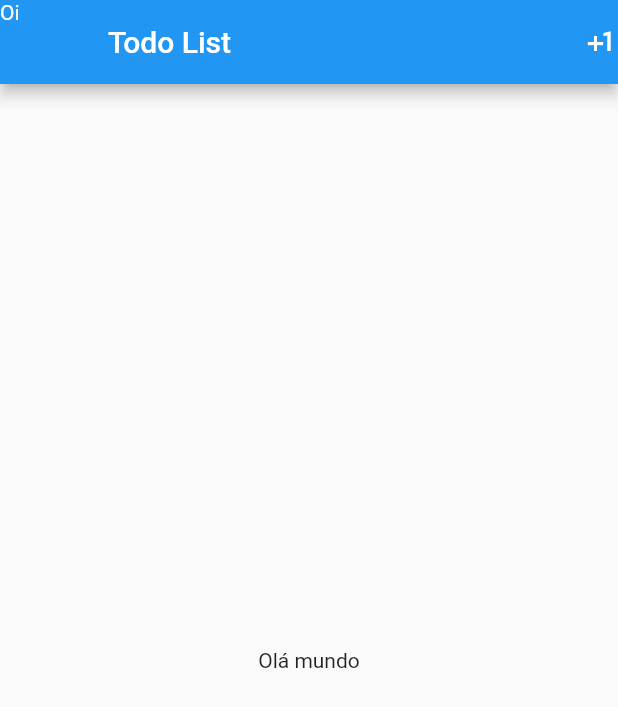
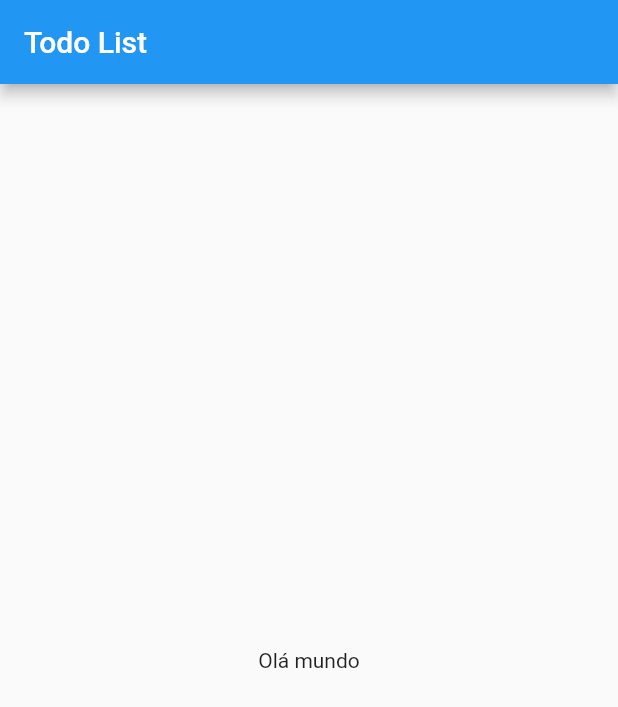
Before and after one commit to danielrosasilveira/flutter_todo, a Flutter app: the screen it shows after launch, on a phone screen of 412 x 824 dp. Shown: the top 707 px of the screen. Run offline on Flutter 3.47's test engine with Material 2 defaults, Android fonts, the phone set to English and light mode, and no system bars.

```diff
--- a/lib/main.dart
+++ b/lib/main.dart
@@ -14,21 +14,22 @@ class App extends StatelessWidget {
   }
 }
 
-class HomePage extends StatelessWidget {
+class HomePage extends StatefulWidget {
+  @override
+  _HomePageState createState() => _HomePageState();
+}
+
+class _HomePageState extends State<HomePage> {
   @override
   Widget build(BuildContext context) {
     return Scaffold(
       appBar: AppBar(
-        leading: Text("Oi"),
         title: Text("Todo List"),
-        actions: <Widget>[
-          Icon(Icons.plus_one),
-        ],
       ),
       body: Container(
         child: Center(
           child: Text("Olá mundo"),
-        ),
+        ), //Center
       ), //Container
     ); //Scaffold
   }
```
Also changed, not shown: lib/models/item.dart (added, +20 -0 lines), todo/lib/main.dart (deleted, +0 -111 lines).
